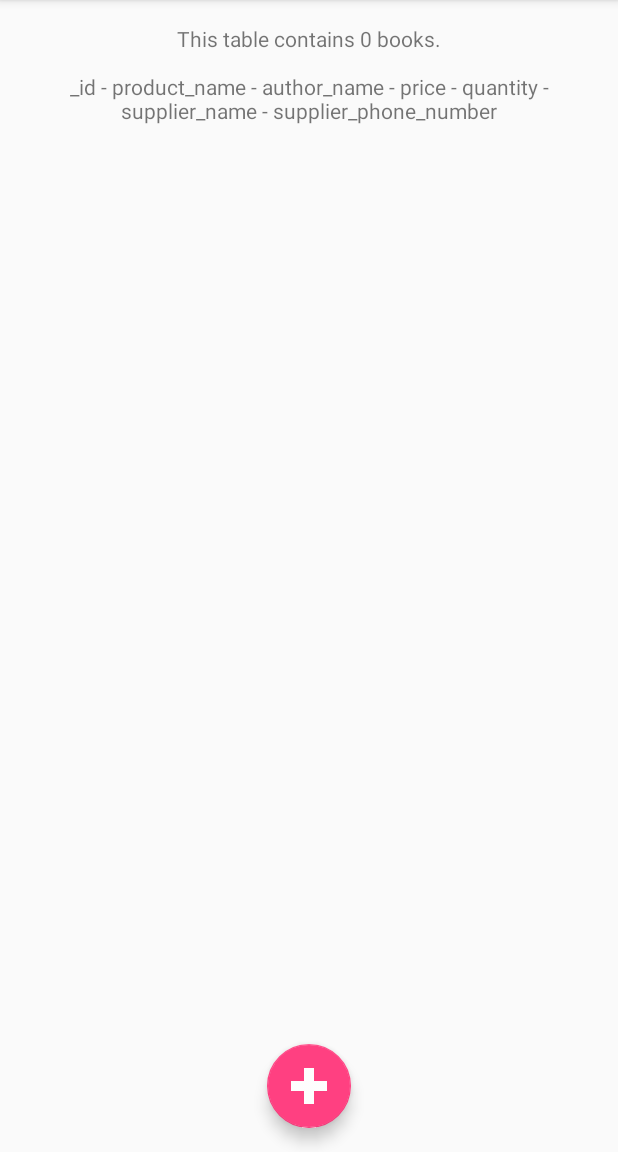
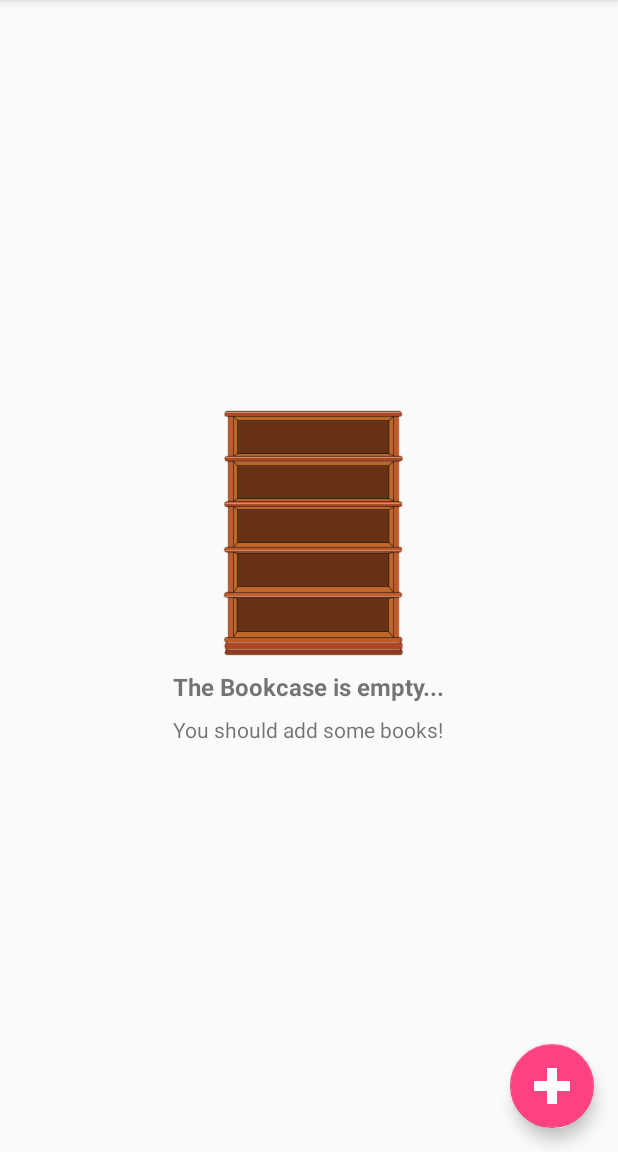
Before and after one commit to GuieMigi/InventoryApp, an Android app: the screen it shows after launch (MainActivity), on a phone screen of 412 x 824 dp, the part 84-1236 px from its top. Run offline under Robolectric (Android 15) with nearby library versions, the phone set to English and light mode, and no system bars.

Commit message:
Added ListView in the main activity

```diff
--- a/app/src/main/java/com/example/android/inventoryapp/MainActivity.java
+++ b/app/src/main/java/com/example/android/inventoryapp/MainActivity.java
@@ -1,14 +1,19 @@
 package com.example.android.inventoryapp;
 
+import android.content.ContentUris;
 import android.content.ContentValues;
 import android.content.Intent;
 import android.database.Cursor;
 import android.database.sqlite.SQLiteDatabase;
+import android.net.Uri;
 import android.support.v7.app.AppCompatActivity;
 import android.os.Bundle;
 import android.view.Menu;
 import android.view.MenuItem;
 import android.view.View;
+import android.widget.AdapterView;
+import android.widget.CursorAdapter;
+import android.widget.ListView;
 import android.widget.TextView;
 
 import com.example.android.inventoryapp.data.BookContract;
@@ -20,6 +25,7 @@ import java.util.zip.Inflater;
 public class MainActivity extends AppCompatActivity {
 
     BookDbHelper dbHelper;
+    BookCursorAdapter bookAdapter;
 
     @Override
     protected void onCreate(Bundle savedInstanceState) {
@@ -27,12 +33,37 @@ public class MainActivity extends AppCompatActivity {
         setContentView(R.layout.activity_main);
 
         dbHelper = new BookDbHelper(this);
+
+        // TODO: Remove the cursor and set the bookAdapter cursor to null after the BookProvider is implemented.
+
+        Cursor cursor = queryBooks();
+
+        // Find the ListView which will be populated with the book data.
+        ListView bookListView = findViewById(R.id.list_view);
+        View emptyView = findViewById(R.id.empty_view);
+        bookListView.setEmptyView(emptyView);
+        // Setup an Adapter to create a list item for each row of pet data in the Cursor.
+        bookAdapter = new BookCursorAdapter(this, cursor);
+        // Attach the adapter to the ListView.
+        bookListView.setAdapter(bookAdapter);
+
+        // Set onItemClickListener on the ListView to open the EditorActivity.
+        bookListView.setOnItemClickListener(new AdapterView.OnItemClickListener() {
+            @Override
+            public void onItemClick(AdapterView<?> adapterView, View view, int i, long l) {
+                ContentUris contentUris = new ContentUris();
+                Uri currentBookUri = contentUris.withAppendedId(BookEntry.CONTENT_URI, i);
+                Intent startEditorActivity = new Intent(MainActivity.this, EditorActivity.class);
+                startEditorActivity.setData(currentBookUri);
+                startEditorActivity.putExtra("BOOK_ID", i);
+                startActivity(startEditorActivity);
+            }
+        });
     }
 
     @Override
     protected void onStart() {
         super.onStart();
-        displayText();
     }
 
     // Insert hard coded data into the books table.
@@ -48,10 +79,9 @@ public class MainActivity extends AppCompatActivity {
         values.put(BookEntry.COLUMN_SUPPLIER_NAME, "Nemira");
         values.put(BookEntry.COLUMN_SUPPLIER_PHONE_NUMBER, "+40 721 747 464");
         database.insert(BookEntry.TABLE_NAME, null, values);
-
-        displayText();
     }
 
+    // TODO: Remove the temporary method when it is no longer needed.
     // A temporary method that displays the content of the SQL table inside a TextView.
     private void displayText() {
         Cursor cursor = queryBooks();
@@ -102,6 +132,7 @@ public class MainActivity extends AppCompatActivity {
         }
     }
 
+    // TODO: Remove the temporary method when it is no longer needed.
     private Cursor queryBooks() {
         // Get the database in read mode.
         SQLiteDatabase database = dbHelper.getReadableDatabase();
@@ -115,7 +146,7 @@ public class MainActivity extends AppCompatActivity {
                 BookEntry.COLUMN_SUPPLIER_PHONE_NUMBER
         };
 
-        Cursor cursor = database.query(
+        return database.query(
                 BookEntry.TABLE_NAME,
                 projection,
                 null,
@@ -123,8 +154,6 @@ public class MainActivity extends AppCompatActivity {
                 null,
                 null,
                 null);
-
-        return cursor;
     }
 
     @Override
--- a/app/src/main/java/com/example/android/inventoryapp/data/BookDbHelper.java
+++ b/app/src/main/java/com/example/android/inventoryapp/data/BookDbHelper.java
@@ -3,7 +3,6 @@ package com.example.android.inventoryapp.data;
 import android.content.Context;
 import android.database.sqlite.SQLiteDatabase;
 import android.database.sqlite.SQLiteOpenHelper;
-import android.util.Log;
 
 import com.example.android.inventoryapp.data.BookContract.BookEntry;
 
--- a/app/src/main/res/layout/activity_main.xml
+++ b/app/src/main/res/layout/activity_main.xml
@@ -6,12 +6,44 @@
     android:layout_height="match_parent"
     tools:context=".MainActivity">
 
-    <ScrollView
-        android:id="@+id/scroll_view"
-        android:layout_width="match_parent"
-        android:layout_height="match_parent"
-        android:layout_above="@id/floating_action_button"
-        android:layout_marginTop="16dp">
+    <ListView
+        android:id="@+id/list_view"
+        android:layout_width="wrap_content"
+        android:layout_height="wrap_content"
+        android:drawSelectorOnTop="true"></ListView>
+
+    <RelativeLayout
+        android:id="@+id/empty_view"
+        android:layout_width="wrap_content"
+        android:layout_height="wrap_content"
+        android:layout_centerInParent="true">
+
+        <ImageView
+            android:id="@+id/empty_view_image_view"
+            android:layout_width="wrap_content"
+            android:layout_height="wrap_content"
+            android:layout_centerHorizontal="true"
+            android:src="@drawable/empty_bookshelf" />
+
+        <TextView
+            android:id="@+id/empty_view_text_view"
+            android:layout_width="wrap_content"
+            android:layout_height="wrap_content"
+            android:layout_below="@id/empty_view_image_view"
+            android:layout_centerHorizontal="true"
+            android:paddingTop="8dp"
+            android:text="The Bookcase is empty..."
+            android:textSize="16sp"
+            android:textStyle="bold" />
+
+        <TextView
+            android:id="@+id/empty_view_text_view2"
+            android:layout_width="wrap_content"
+            android:layout_height="wrap_content"
+            android:layout_below="@id/empty_view_text_view"
+            android:layout_centerHorizontal="true"
+            android:paddingTop="8dp"
+            android:text="You should add some books!" />
 
         <TextView
             android:id="@+id/text_view"
@@ -20,14 +52,17 @@
             android:gravity="center"
             android:text="" />
 
-    </ScrollView>
+    </RelativeLayout>
 
     <android.support.design.widget.FloatingActionButton
         android:layout_width="wrap_content"
         android:layout_height="wrap_content"
         android:id="@+id/floating_action_button"
         android:layout_alignParentBottom="true"
-        android:layout_centerHorizontal="true"
+        android:layout_alignParentEnd="true"
+        android:layout_alignParentRight="true"
+        android:layout_marginEnd="16dp"
+        android:layout_marginRight="16dp"
         android:layout_marginBottom="16dp"
         android:onClick="insertBook"
         android:src="@drawable/add_product_image" />
--- a/app/src/main/res/mipmap-anydpi-v26/ic_launcher.xml
+++ /dev/null
@@ -1,5 +0,0 @@
-<?xml version="1.0" encoding="utf-8"?>
-<adaptive-icon xmlns:android="http://schemas.android.com/apk/res/android">
-    <background android:drawable="@drawable/ic_launcher_background" />
-    <foreground android:drawable="@drawable/ic_launcher_foreground" />
-</adaptive-icon>
--- a/app/src/main/res/mipmap-anydpi-v26/ic_launcher_round.xml
+++ /dev/null
@@ -1,5 +0,0 @@
-<?xml version="1.0" encoding="utf-8"?>
-<adaptive-icon xmlns:android="http://schemas.android.com/apk/res/android">
-    <background android:drawable="@drawable/ic_launcher_background" />
-    <foreground android:drawable="@drawable/ic_launcher_foreground" />
-</adaptive-icon>
```
Also changed, not shown: app/src/main/java/com/example/android/inventoryapp/BookCursorAdapter.java (+41 -1 lines), app/src/main/java/com/example/android/inventoryapp/data/BookContract.java (+17 -0 lines), app/src/main/res/drawable-v24/ic_launcher_foreground.xml (deleted, +0 -34 lines), app/src/main/res/layout/list_item.xml (+29 -3 lines), app/src/main/res/drawable-hdpi/empty_bookshelf.png (added), app/src/main/res/drawable-ldpi/add_product_image.png, app/src/main/res/drawable-ldpi/empty_bookshelf.png (added), app/src/main/res/drawable-mdpi/add_product_image.png, app/src/main/res/drawable-mdpi/empty_bookshelf.png (added), app/src/main/res/drawable-xhdpi/add_product_image.png, app/src/main/res/drawable-xhdpi/empty_bookshelf.png (added), app/src/main/res/drawable-xxhdpi/add_product_image.png, app/src/main/res/drawable-xxhdpi/empty_bookshelf.png (added), app/src/main/res/drawable-xxxhdpi/add_product_image.png, 1 more files.
